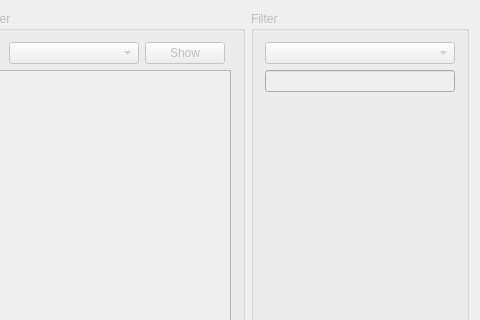
This is src/mainwindow.ui in inimitab1e/SchoolFormQT as Qt 5 draws it before an edit; both pictures show x 354 to 834 and y 0 to 320 of the 834 by 483 pixel window. The edited form follows.
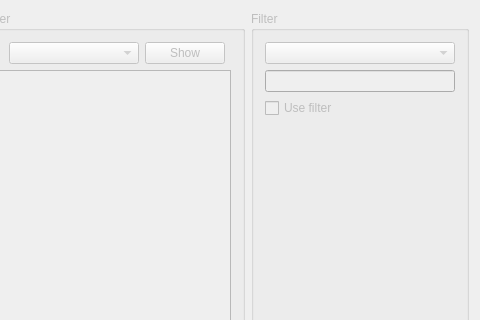
This is the edited form. Icons and pictures are not drawn.

Commit message: Add filter (field)

Diff of the .ui file:
```diff
--- a/src/mainwindow.ui
+++ b/src/mainwindow.ui
@@ -485,7 +485,14 @@
         <widget class="QComboBox" name="comboBox_table_filter"/>
        </item>
        <item>
-        <widget class="QLineEdit" name="lineEdit"/>
+        <widget class="QLineEdit" name="lineEdit_filter"/>
+       </item>
+       <item>
+        <widget class="QCheckBox" name="checkBox_filter">
+         <property name="text">
+          <string>Use filter</string>
+         </property>
+        </widget>
        </item>
        <item>
         <spacer name="verticalSpacer_2">
```
The commit also changes 3 other files.
